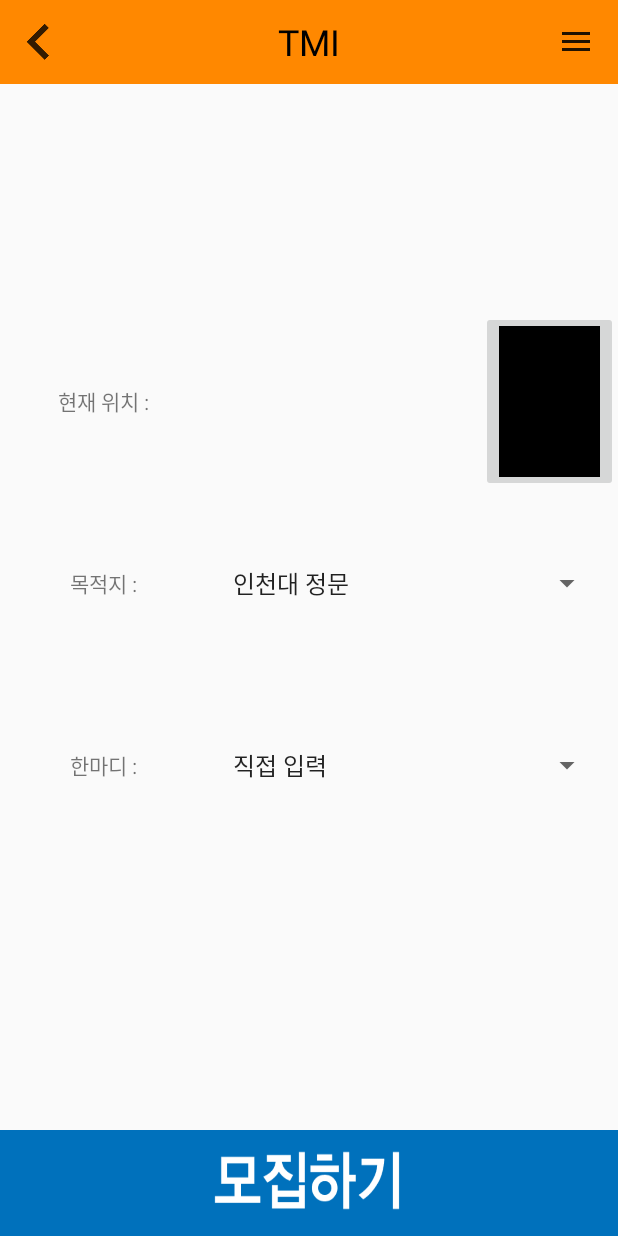
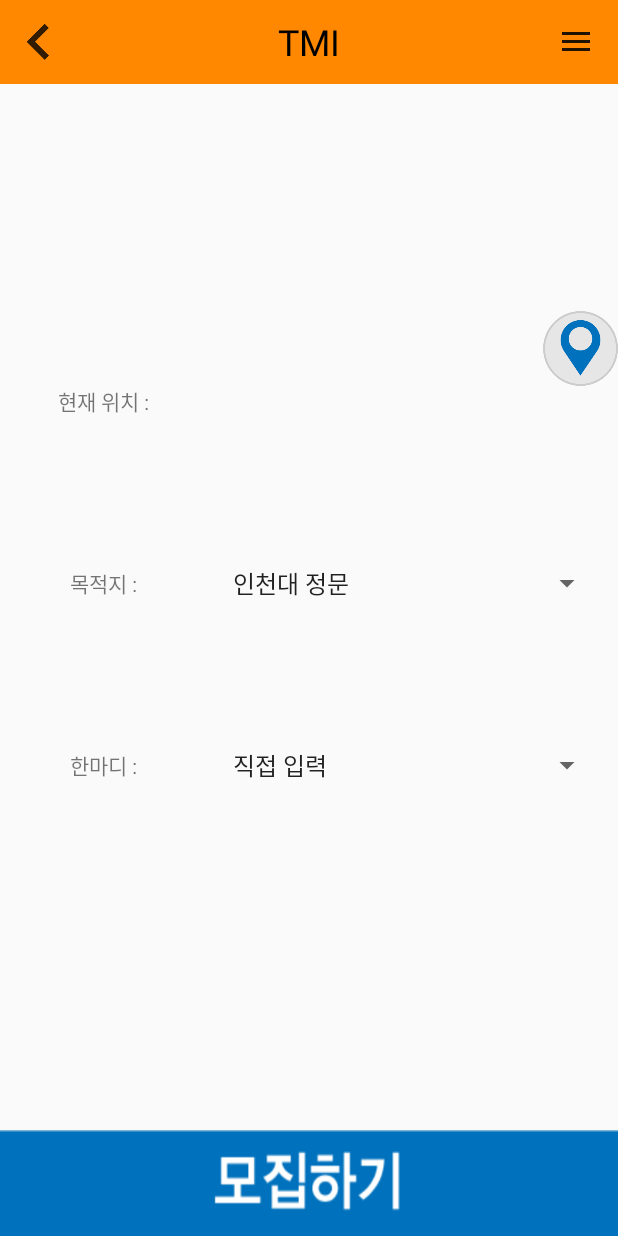
Before and after one commit to Onedelay/TMI, an Android app: the Host_WritingActivity screen opened directly, with no data from a screen before it, on a phone screen of 412 x 824 dp. Run offline under Robolectric (Android 15) with nearby library versions, the phone set to English and light mode, and no system bars.

Commit message:
레이아웃 디자인 적용중

```diff
--- a/app/src/main/java/com/inu/tmi/activity/guest/Guest_TabFragment1.java
+++ b/app/src/main/java/com/inu/tmi/activity/guest/Guest_TabFragment1.java
@@ -31,7 +31,6 @@ public class Guest_TabFragment1 extends Fragment {
         fragmentTransaction.add(R.id.map,host_tabFragment1);
         fragmentTransaction.commit();
 
-
         //TODO
         //현재 위치 위도 경도 서버에 보내기
 
--- a/app/src/main/res/layout/host_writing.xml
+++ b/app/src/main/res/layout/host_writing.xml
@@ -74,10 +74,9 @@
 
                 <ImageButton
                     android:id="@+id/gps"
-                    android:layout_width="match_parent"
-                    android:layout_height="match_parent"
-                    android:layout_weight="2"
-                    app:srcCompat="@color/colorBlack" />
+                    android:layout_width="50dp"
+                    android:layout_height="50dp"
+                    android:background="@drawable/btn_set_poi" />
             </LinearLayout>
 
         </LinearLayout>
```
Also changed, not shown: app/src/main/res/drawable/bg_login.png, app/src/main/res/drawable/btn_collect.png, app/src/main/res/drawable/btn_guest_poi.png (deleted), app/src/main/res/drawable/btn_login.png, app/src/main/res/drawable/btn_poi.png, app/src/main/res/drawable/btn_refresh.png, app/src/main/res/drawable/btn_register.png, app/src/main/res/drawable/btn_set_poi.png (added), app/src/main/res/drawable/btn_set_position.png, app/src/main/res/drawable/img_allow.png, app/src/main/res/drawable/state_aboarded.png, app/src/main/res/drawable/state_aboarding.png, app/src/main/res/drawable/state_arrive.png, app/src/main/res/drawable/state_depart.png.
